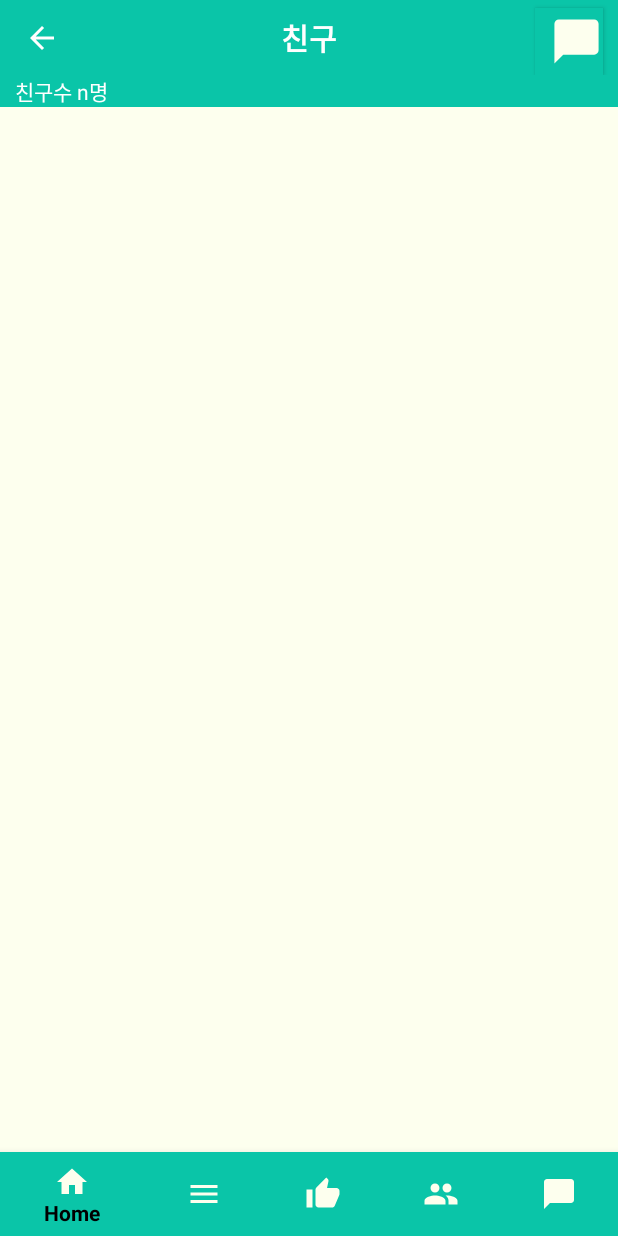
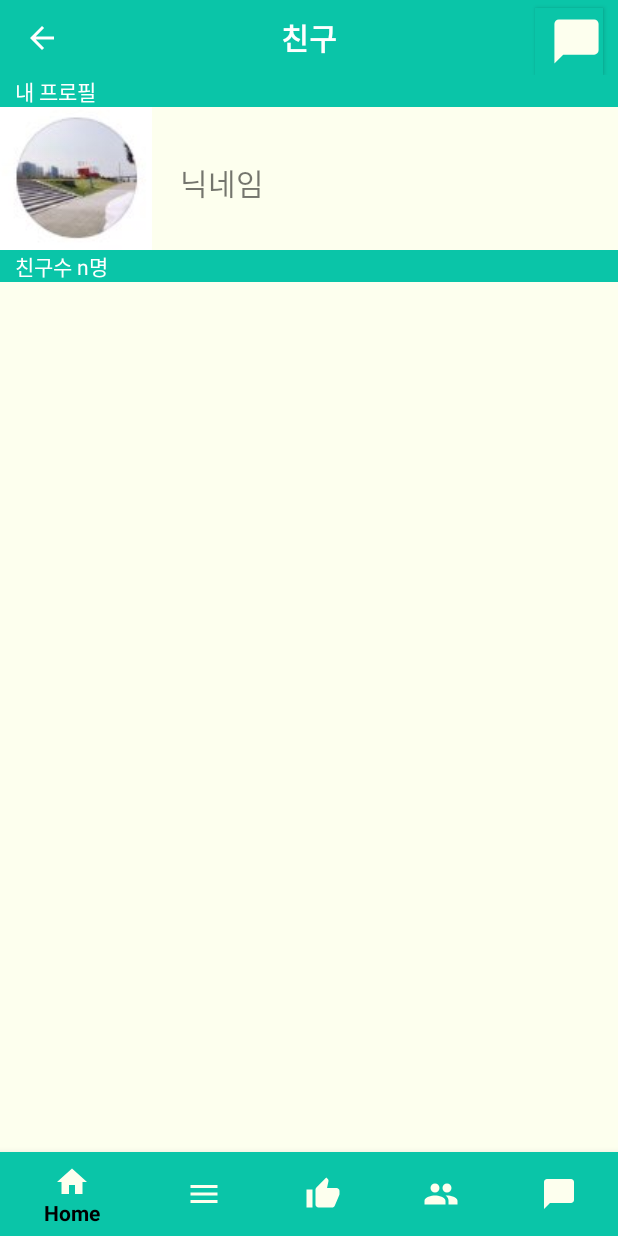
Before and after one commit to OlangTeam/My_Olang, an Android app: the FriendListView screen opened directly, with no data from a screen before it, on a phone screen of 412 x 824 dp. Run offline under Robolectric (Android 15) with nearby library versions, the light colour scheme and no system bars.

Commit message:
friendlistview_myprofile

```diff
--- a/app/src/main/res/layout/activity_friend_list_view.xml
+++ b/app/src/main/res/layout/activity_friend_list_view.xml
@@ -39,6 +39,44 @@
                 android:background="#0ac5a8"
                 android:drawableRight="@drawable/ic_chat_bubble_bg_35dp"></Button>
         </androidx.appcompat.widget.Toolbar>
+    </FrameLayout>
+    <FrameLayout
+        android:layout_width="match_parent"
+        android:layout_height="wrap_content"
+        android:background="#0ac5a8">
+
+        <TextView
+            android:layout_width="wrap_content"
+            android:layout_height="wrap_content"
+            android:layout_gravity="left"
+            android:layout_marginLeft="10dp"
+            android:gravity="center"
+            android:text="내 프로필"
+            android:textColor="#FFFFFF"
+            android:textSize="14dp" />
+    </FrameLayout>
+    <FrameLayout
+        android:layout_width="match_parent"
+        android:layout_height="wrap_content">
+        <ImageView
+            android:id="@+id/imageView2"
+            android:layout_width="wrap_content"
+            android:layout_height="wrap_content"
+            app:srcCompat="@drawable/profilepicture" />
+
+        <FrameLayout
+            android:layout_width="match_parent"
+            android:layout_height="wrap_content"
+            android:layout_marginLeft="110dp">
+
+            <TextView
+                android:layout_width="wrap_content"
+                android:layout_height="wrap_content"
+                android:layout_marginLeft="10dp"
+                android:layout_marginTop="35dp"
+                android:text="닉네임"
+                android:textSize="20dp"></TextView>
+    </FrameLayout>
     </FrameLayout>
 
 
```
